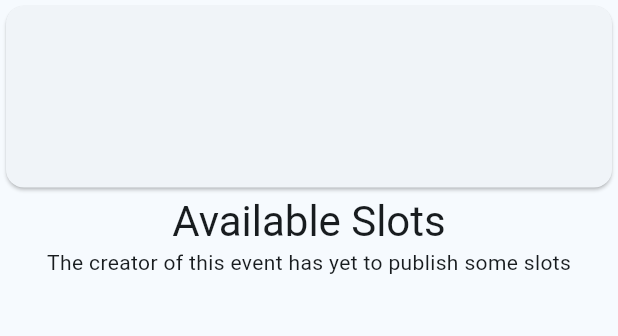
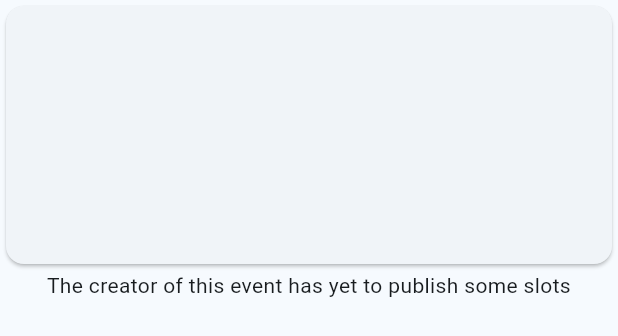
Before and after one commit to mcdona22/canya-mobile, a Flutter app: the CanyaDetailView widget shown alone on an empty page, opened directly with empty values, on a phone screen of 412 x 824 dp. Shown: the top 336 px of the screen. Run offline on Flutter 3.47's test engine with Material 3 defaults, Android fonts, the phone set to English and light mode, and no system bars; our stand-ins replace cached_network_image, flutter_hooks, form_validator, go_router, hooks_riverpod, loggy and 3 more; missing offline and left inert: flutter_loggy; accounts and stored records are empty; generated files the repository leaves out were written again.

Commit message:
styled the detail screen a little

```diff
--- a/lib/features/canya/presentation/canya_detail_screen.dart
+++ b/lib/features/canya/presentation/canya_detail_screen.dart
@@ -25,14 +25,7 @@ class CanyaDetailScreen extends HookConsumerWidget
         child: AsyncValueWidget<CanyaEvent>(
           value: canya,
           // data: (c) => CanyaDetailView(canya: c),
-          data: (c) => SingleChildScrollView(
-            child: Column(
-              children: [
-                // Text(c.name),
-                CanyaDetailView(canya: c),
-              ],
-            ),
-          ),
+          data: (c) => CanyaDetailView(canya: c),
         ),
       ),
     );
@@ -52,7 +45,9 @@ class CanyaDetailView extends HookConsumerWidget
     return CentredConstrainedWidget(
       child: Column(
         children: [
-          Card(
+          SizedBox(
+            height: 180.0,
+            child: Card(
               child: SizedBox(
                 width: double.infinity,
 
@@ -72,9 +67,12 @@ class CanyaDetailView extends HookConsumerWidget
                         textAlign: TextAlign.center,
                       ),
                       if (canya.description != null)
-                      Text(
+                        Expanded(
+                          child: Text(
                             canya.description!,
                             textAlign: TextAlign.center,
+                            overflow: TextOverflow.ellipsis,
+                          ),
                         ),
                       // Divider(endIndent: 20.0, indent: 20.0),
                     ],
@@ -82,19 +80,36 @@ class CanyaDetailView extends HookConsumerWidget
                 ),
               ),
             ),
-          Text(
-            'Available Slots',
-            style: theme.textTheme.headlineMedium,
           ),
-          if (canya.slots.isNotEmpty)
-            Text(
-              'We have some slots - in fact there are '
-              '${canya.slots.length}',
-            ),
+
+          // Text(
+          //   'Available Slots',
+          //   style: theme.textTheme.headlineMedium,
+          // ),
+
+          // if (canya.slots.isEmpty)
+          //   Text(
+          //     'The creator of this event has yet to '
+          //     'publish some slots',
+          //   ),
+          Expanded(
+            child: SingleChildScrollView(
+              child: Column(
+                children: [
                   if (canya.slots.isEmpty)
                     Text(
                       'The creator of this event has yet to '
                       'publish some slots',
+                      textAlign: TextAlign.center,
+                    ),
+                  if (canya.slots.isNotEmpty)
+                    ...List.generate(
+                      50,
+                      (i) => Text('Item $i'),
+                    ),
+                ],
+              ),
+            ),
           ),
         ],
       ),
```
Lines whose indentation alone changed are shown as unchanged.
